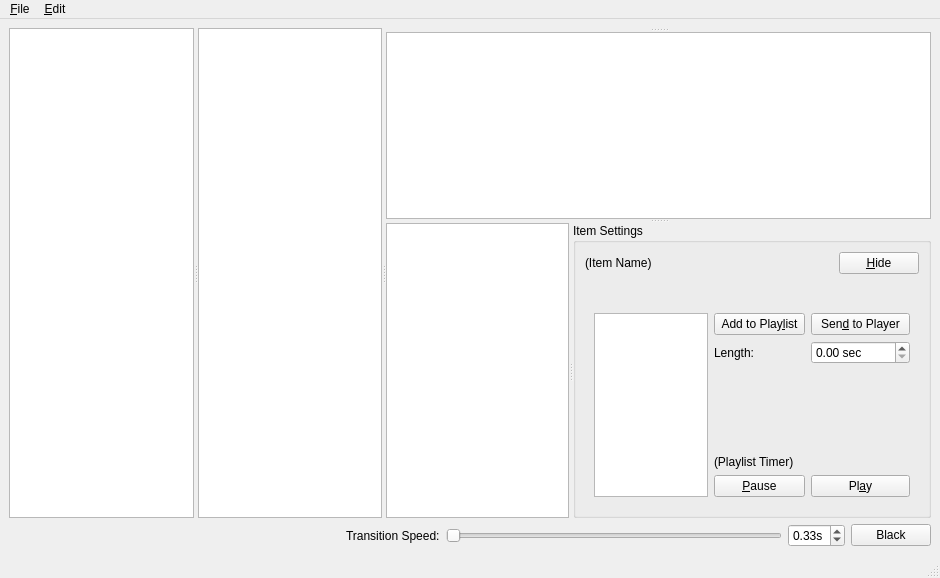
Qt form src/glvidtex/DirectorWindow.ui (google-code-export/dviz) before a commit.
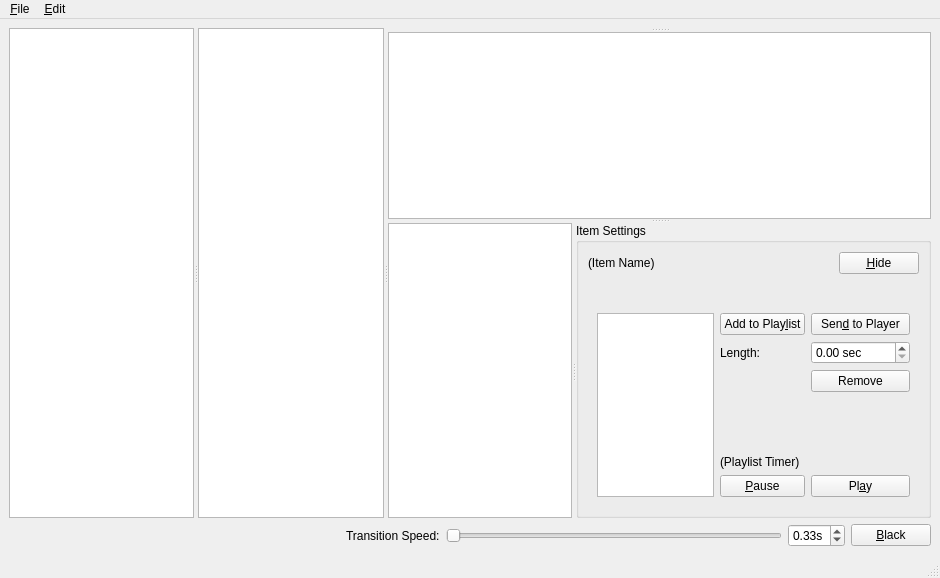
The same form after that commit. Custom widgets are drawn as their Qt base class.

Commit message: Added a 'Remove from Playlist' button to DirectorWindow and attempted to rework GLVideoFileDrawable to report the correct length of a video - compiles, but not tested yet.

Diff of the .ui file:
```diff
--- a/src/glvidtex/DirectorWindow.ui
+++ b/src/glvidtex/DirectorWindow.ui
@@ -93,7 +93,7 @@
           <item>
            <widget class="QWidget" name="playlistSetupWidget" native="true">
             <layout class="QGridLayout" name="gridLayout">
-             <item row="0" column="0" rowspan="5">
+             <item row="0" column="0" rowspan="6">
               <widget class="QListView" name="playlistView"/>
              </item>
              <item row="0" column="1">
@@ -127,40 +127,47 @@
                </property>
               </widget>
              </item>
-             <item row="2" column="1">
-              <spacer name="verticalSpacer">
-               <property name="orientation">
-                <enum>Qt::Vertical</enum>
-               </property>
-               <property name="sizeHint" stdset="0">
-                <size>
-                 <width>91</width>
-                 <height>0</height>
-                </size>
-               </property>
-              </spacer>
-             </item>
-             <item row="3" column="1">
+             <item row="4" column="1">
               <widget class="QLabel" name="timeLabel">
                <property name="text">
                 <string>(Playlist Timer)</string>
                </property>
               </widget>
              </item>
-             <item row="4" column="1">
+             <item row="5" column="1">
               <widget class="QPushButton" name="pauseBtn">
                <property name="text">
                 <string>&amp;Pause</string>
                </property>
               </widget>
              </item>
-             <item row="4" column="2">
+             <item row="5" column="2">
               <widget class="QPushButton" name="playBtn">
                <property name="text">
                 <string>Pl&amp;ay</string>
                </property>
               </widget>
              </item>
+             <item row="2" column="2">
+              <widget class="QPushButton" name="playlistRemoveBtn">
+               <property name="text">
+                <string>Remove</string>
+               </property>
+              </widget>
+             </item>
+             <item row="3" column="1">
+              <spacer name="verticalSpacer_2">
+               <property name="orientation">
+                <enum>Qt::Vertical</enum>
+               </property>
+               <property name="sizeHint" stdset="0">
+                <size>
+                 <width>20</width>
+                 <height>40</height>
+                </size>
+               </property>
+              </spacer>
+             </item>
             </layout>
            </widget>
           </item>
@@ -227,7 +234,7 @@
       <item>
        <widget class="QPushButton" name="fadeBlackBtn">
         <property name="text">
-         <string>Black</string>
+         <string>&amp;Black</string>
         </property>
         <property name="checkable">
          <bool>true</bool>
```
The commit also changes 5 other files.
